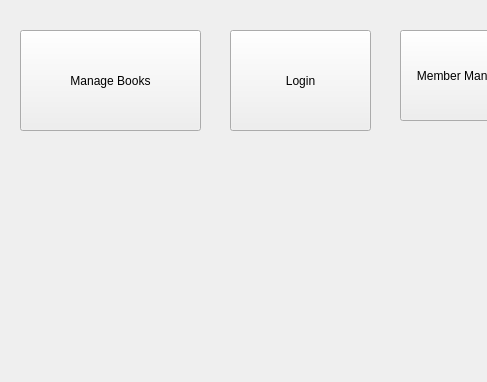
This is LibraryManagementSoftware/LibraryManagementSoftware/mainwindow.ui in vashutangri/library_management_system as Qt 5 draws it before an edit; both pictures show x 0 to 487 and y 0 to 382 of the 800 by 600 pixel window. The edited form follows.
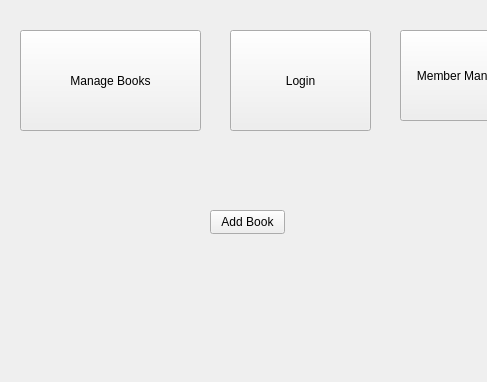
This is the edited form.

What changed in the file:
```diff
--- a/LibraryManagementSoftware/LibraryManagementSoftware/mainwindow.ui
+++ b/LibraryManagementSoftware/LibraryManagementSoftware/mainwindow.ui
@@ -53,6 +53,19 @@
      <string>Member Management</string>
     </property>
    </widget>
+   <widget class="QPushButton" name="pushButton_3">
+    <property name="geometry">
+     <rect>
+      <x>210</x>
+      <y>210</y>
+      <width>75</width>
+      <height>24</height>
+     </rect>
+    </property>
+    <property name="text">
+     <string>Add Book</string>
+    </property>
+   </widget>
   </widget>
   <widget class="QMenuBar" name="menubar">
    <property name="geometry">
```
